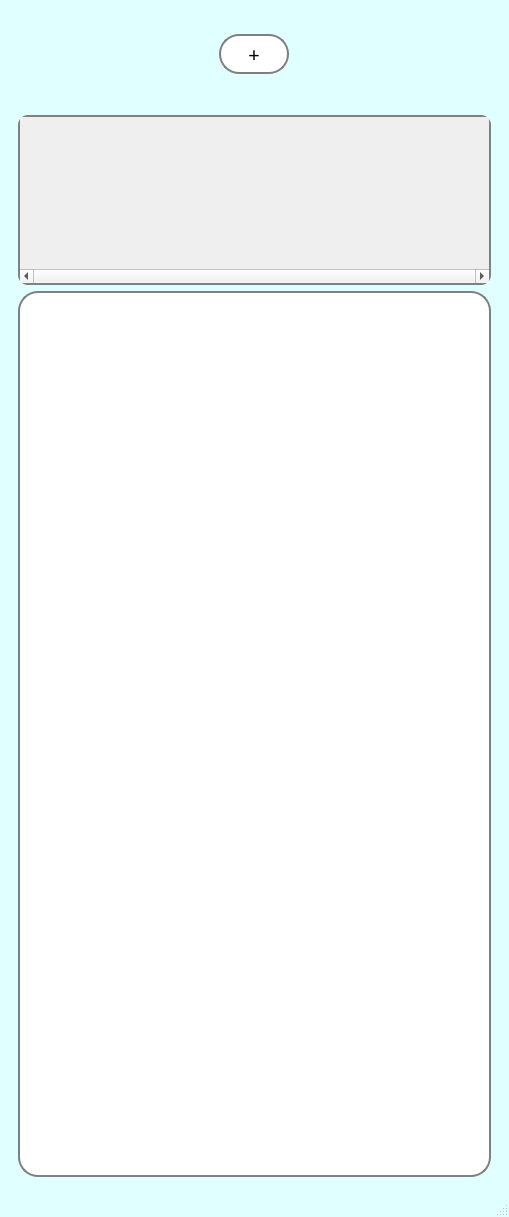
First picture: the form in ui/main.ui, repository chelovek12565/farm, before the edit.
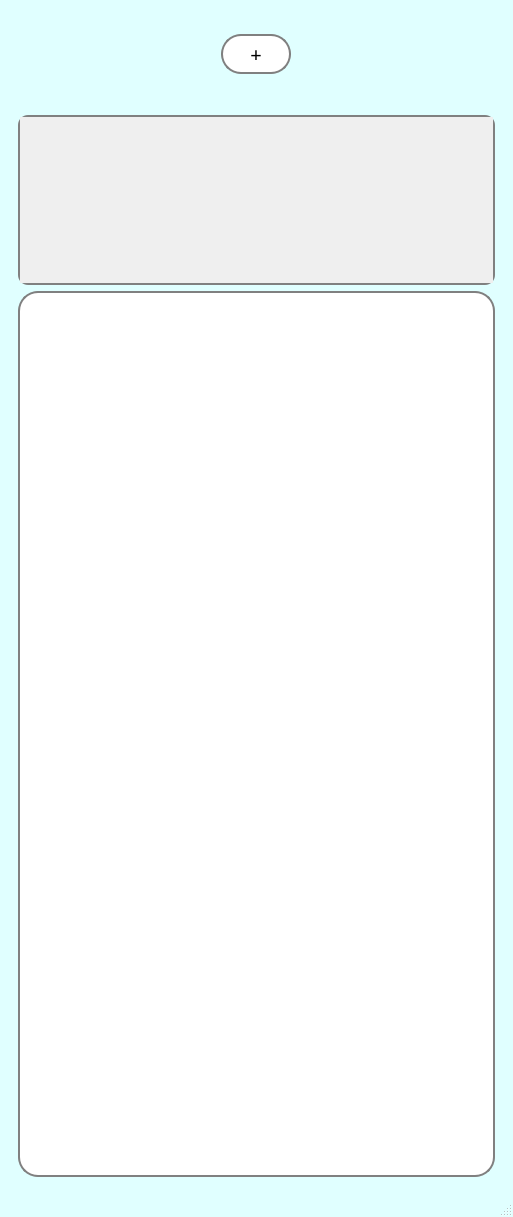
Second picture: the form after the edit.

Diff of the .ui file:
```diff
--- a/ui/main.ui
+++ b/ui/main.ui
@@ -9,7 +9,7 @@
    <rect>
     <x>0</x>
     <y>0</y>
-    <width>509</width>
+    <width>513</width>
     <height>1217</height>
    </rect>
   </property>
@@ -130,7 +130,7 @@
           <enum>Qt::ScrollBarAsNeeded</enum>
          </property>
          <property name="horizontalScrollBarPolicy">
-          <enum>Qt::ScrollBarAlwaysOn</enum>
+          <enum>Qt::ScrollBarAsNeeded</enum>
          </property>
          <property name="widgetResizable">
           <bool>true</bool>
@@ -140,8 +140,8 @@
            <rect>
             <x>0</x>
             <y>0</y>
-            <width>469</width>
-            <height>149</height>
+            <width>465</width>
+            <height>166</height>
            </rect>
           </property>
          </widget>
```
Left out of the diff: 4 changed lines with no effect on the pictures.
